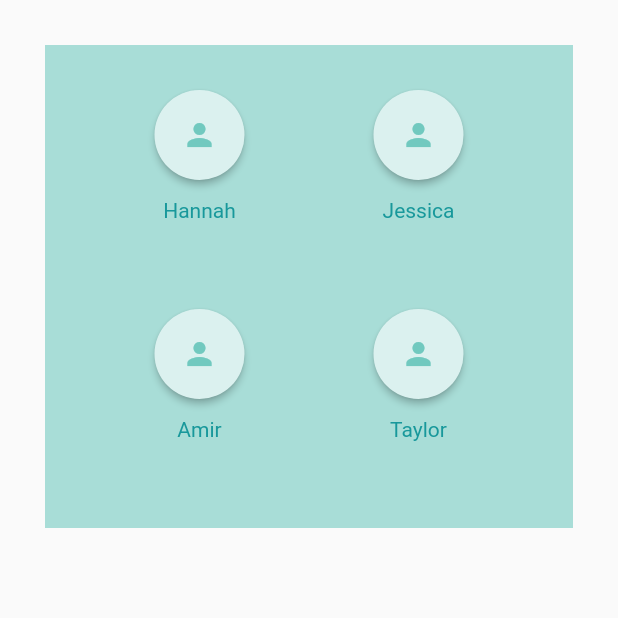
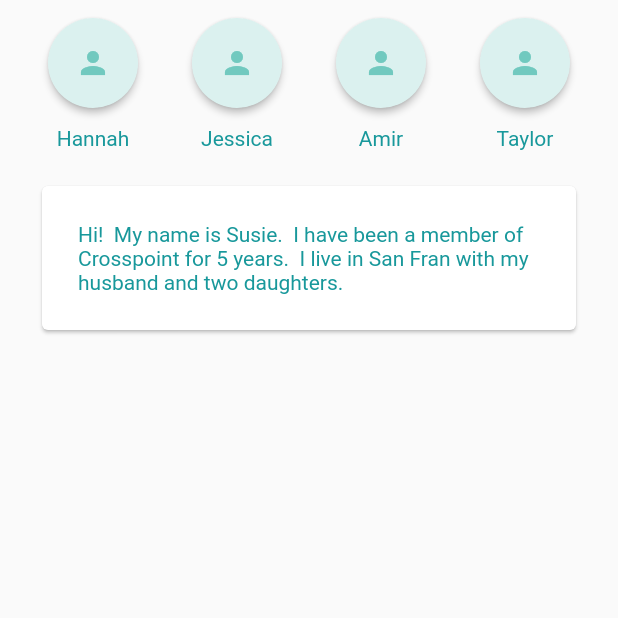
Before and after one commit to UpstreamCode/interconnect_mobile_app, a Flutter app: the MeetupsPage screen opened directly, on a phone screen of 412 x 824 dp, the top half of it. Run offline on Flutter 3.47's test engine with Material 2 defaults, Android fonts, the phone set to English and light mode, and no system bars; our stand-ins replace firebase_auth, firebase_core, modal_progress_hud; accounts and stored records are empty.

Commit message:
Make list, add description card

```diff
--- a/lib/meetups/meetups_page.dart
+++ b/lib/meetups/meetups_page.dart
@@ -29,8 +29,27 @@ class MeetupsPage extends StatelessWidget {
     );
   }
 
+  Widget _infoCard(Person person) {
+    return new Padding(
+        padding: EdgeInsets.symmetric(vertical: 0, horizontal: 24),
+        child: SizedBox(
+          width: double.infinity,
+          child: Card(
+            child: Padding(
+              padding: EdgeInsets.all(24),
+              child: Text("Hi!  My name is Susie.  "
+                  "I have been a member of Crosspoint for 5 years.  "
+                  "I live in San Fran with my husband and two daughters.",
+                style: TextStyle(color: ThemeColors.primaryDark),)
+            )
+          )
+        )
+    );
+  }
+
   @override
   Widget build(BuildContext context) {
+
     const List<Person> people = <Person>[
       Person(name: 'Hannah'),
       Person(name: 'Jessica'),
@@ -38,23 +57,24 @@ class MeetupsPage extends StatelessWidget {
       Person(name: 'Taylor')
     ];
 
+    Person selectedPerson = people[0];
+
     return Scaffold(
         body: Column(
         children: <Widget> [
-          Padding(
-              padding: EdgeInsets.all(30),
-              child: Container(
-                color: ThemeColors.primary[500],
-                child: Padding(
-                  padding: EdgeInsets.fromLTRB(30,30,30,0),
-                    child: GridView.count(
-                    shrinkWrap: true,
-                    crossAxisCount: 2,
-                    children: people.map((person) => _circleImage(person)).toList(),
-                  )
-                )
-              )
+          Container(
+            height: 120,
+            child: Padding(
+              padding: EdgeInsets.fromLTRB(0, 12, 0, 12),
+              child: GridView.count(
+                crossAxisCount: 1,
+                shrinkWrap: true,
+                scrollDirection: Axis.horizontal,
+                children: people.map((person) => _circleImage(person)).toList(),
+            )
           )
+          ),
+          _infoCard(selectedPerson)
         ]
       )
     );
```
